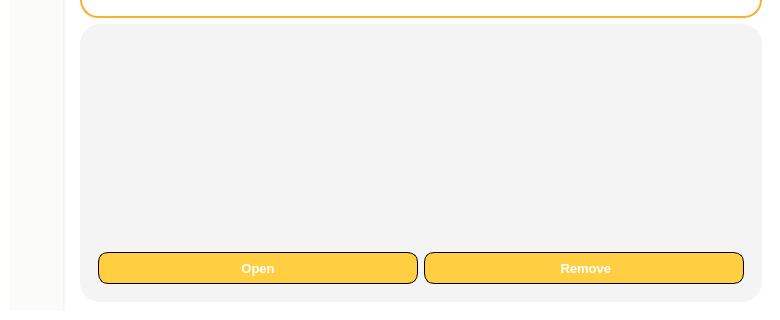
First picture: the form in SPCK/Windows/GUI/Search.ui, repository MaiNgocChau9/Python-App-A-, before the edit; both pictures show x 0 to 780 and y 230 to 550 of the 780 by 550 pixel window.
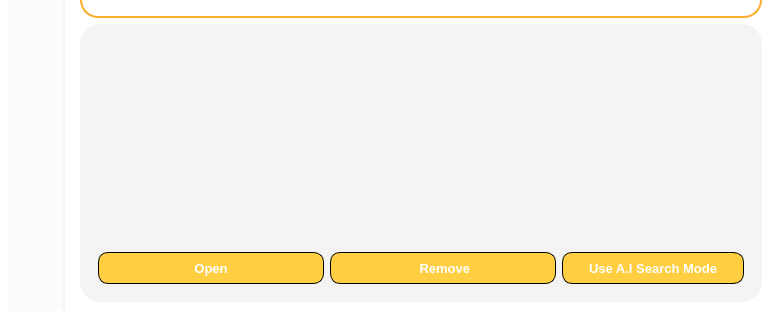
Second picture: the form after the edit. Icons and pictures are not drawn.

Patch:
```diff
--- a/SPCK/Windows/GUI/Search.ui
+++ b/SPCK/Windows/GUI/Search.ui
@@ -574,6 +574,7 @@
                 <font>
                  <family>Segoe UI</family>
                  <pointsize>10</pointsize>
+                 <weight>75</weight>
                  <bold>true</bold>
                 </font>
                </property>
@@ -621,6 +622,7 @@
                 <font>
                  <family>Segoe UI</family>
                  <pointsize>10</pointsize>
+                 <weight>75</weight>
                  <bold>true</bold>
                 </font>
                </property>
@@ -662,6 +664,47 @@
                </property>
               </widget>
              </item>
+             <item>
+              <widget class="QPushButton" name="pushButton_3">
+               <property name="font">
+                <font>
+                 <family>Segoe UI</family>
+                 <pointsize>10</pointsize>
+                 <weight>75</weight>
+                 <bold>true</bold>
+                </font>
+               </property>
+               <property name="styleSheet">
+                <string notr="true">QPushButton{
+	border: 1px solid black;
+	height: 30px;
+	border-radius: 10px;
+	background-color: #FFCE41;
+	color: white;
+	max-width: 180px;
+}
+
+QPushButton::hover{
+	border: 2px solid black;
+	height: 30px;
+	border-radius: 10px;
+	background-color: #FFCE41;
+	max-width: 180px;
+}
+
+QPushButton::pressed{
+	border: 2px solid black;
+	height: 30px;
+	border-radius: 10px;
+	background-color: rgb(234, 188, 59);
+	max-width: 180px;
+}</string>
+               </property>
+               <property name="text">
+                <string>Use A.I Search Mode</string>
+               </property>
+              </widget>
+             </item>
             </layout>
            </widget>
           </item>
```
Left out of the diff: 16 changed lines with no effect on the pictures.
